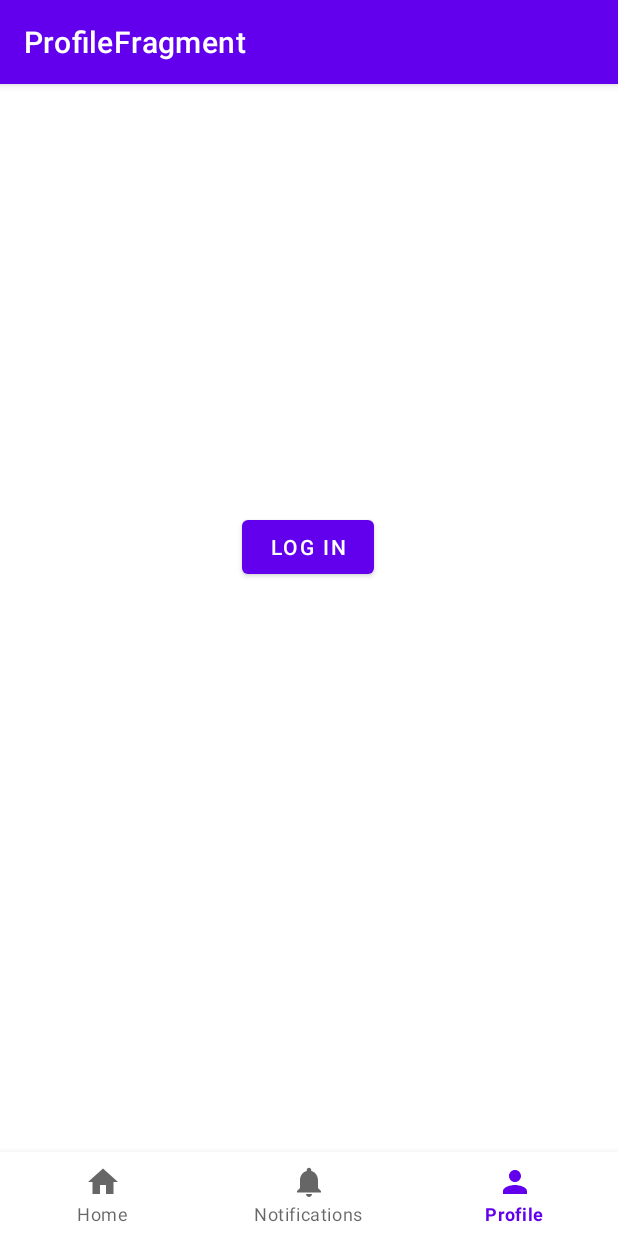
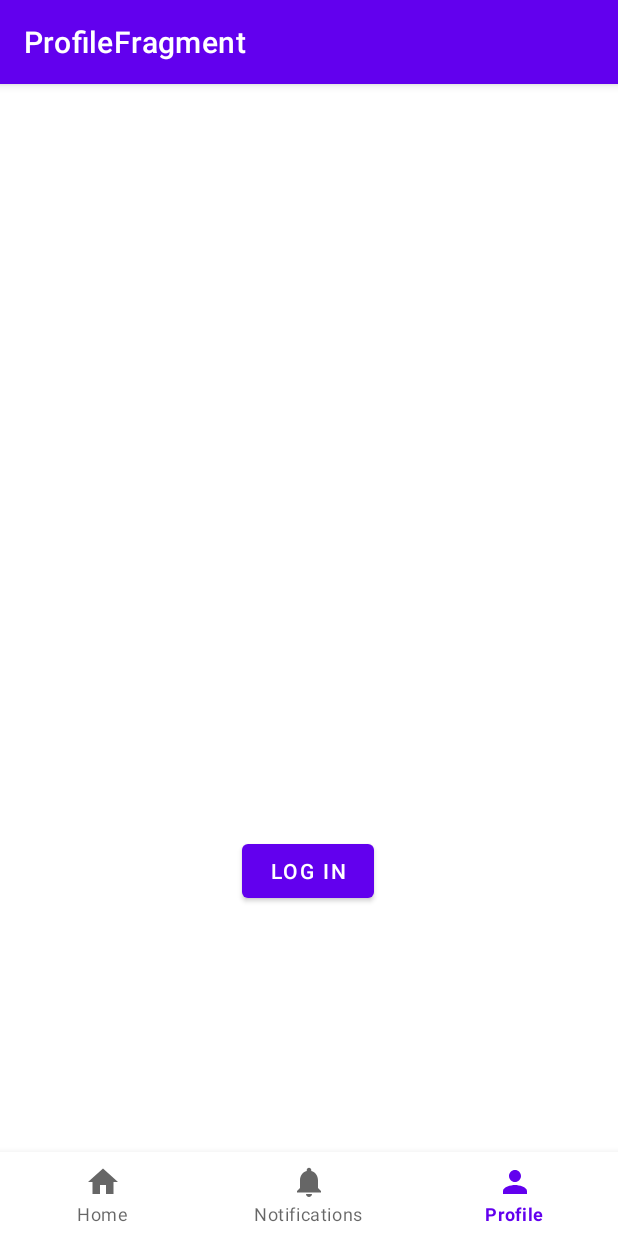
Before and after one commit to nikolomouri/MobAppsFinalyDone, an Android app: the screen it shows after launch (MainActivity), item 3 of the bottom bar chosen, on a phone screen of 412 x 824 dp. Run offline under Robolectric (Android 15) with nearby library versions, the phone set to English and light mode, and no system bars; our stand-ins replace Firebase (no records; nobody signed in at launch, a user with empty details on screens opened directly), navigation-ui.

```diff
--- a/app/src/main/java/com/example/mobappsfinallydone/fragments/ProfileFragment.kt
+++ b/app/src/main/java/com/example/mobappsfinallydone/fragments/ProfileFragment.kt
@@ -2,12 +2,12 @@ package com.example.mobappsfinallydone.fragments
 
 import android.os.Bundle
 import android.view.View
-import android.widget.Button
-import android.widget.EditText
-import android.widget.ImageView
-import android.widget.TextView
+import android.widget.*
 import androidx.fragment.app.Fragment
+import androidx.navigation.Navigation
+import com.bumptech.glide.Glide
 import com.example.mobappsfinallydone.R
+import com.google.firebase.auth.FirebaseAuth
 
 class ProfileFragment:Fragment(R.layout.profile_fragment) {
     private lateinit var profileIV:ImageView
@@ -17,6 +17,8 @@ class ProfileFragment:Fragment(R.layout.profile_fragment) {
     private lateinit var loginButton2:Button
     private lateinit var changeProfileImageButton:Button
     private lateinit var changePassword:Button
+    private lateinit var layout1:LinearLayout
+    private lateinit var mAuth: FirebaseAuth
     override fun onViewCreated(view: View, savedInstanceState: Bundle?) {
         super.onViewCreated(view, savedInstanceState)
         profileIV = view.findViewById(R.id.profileIV)
@@ -25,6 +27,34 @@ class ProfileFragment:Fragment(R.layout.profile_fragment) {
         tVSecondName = view.findViewById(R.id.tVSecondName)
         changeProfileImageButton = view.findViewById(R.id.changeProfileImageButton)
         changePassword = view.findViewById(R.id.changePassword)
+        layout1 = view.findViewById(R.id.layout1)
+        mAuth = FirebaseAuth.getInstance()
+        val navController = Navigation.findNavController(view)
+//        val visible = ProfileFragmentArgs.fromBundle(requireArguments()).action
         loginButton2 = view.findViewById(R.id.loginButton2)
+        loginButton2.setOnClickListener {
+            val toLogin = ProfileFragmentDirections.actionProfileFragmentToLoginFragment()
+            navController.navigate(toLogin)
+        }
+        changePassword.setOnClickListener {
+            val toChangePassword = ProfileFragmentDirections.actionProfileFragmentToChangePasswordFragment()
+            navController.navigate(toChangePassword)
+        }
+        changeProfileImageButton.setOnClickListener {
+            if (eTPhoto.text.isEmpty()){
+                Toast.makeText(this.context ,"The field is empty, if u want to change photo put url in it." ,Toast.LENGTH_LONG).show()
+            }else {
+                Glide.with(this).load(eTPhoto.text).into(profileIV)
+            }
+        }
+//        if (){
+//            layout1.visibility = View.VISIBLE
+//            loginButton2.visibility = View.GONE
+//        }
+//        else{
+//            layout1.visibility = View.INVISIBLE
+//            loginButton2.visibility = View.VISIBLE
+//
+//        }
     }
 }
--- a/app/src/main/res/layout/profile_fragment.xml
+++ b/app/src/main/res/layout/profile_fragment.xml
@@ -6,7 +6,7 @@
     android:layout_height="match_parent">
 
     <LinearLayout
-        android:id="@+id/linearLayout5"
+        android:id="@+id/layout1"
         android:layout_width="match_parent"
         android:layout_height="wrap_content"
         android:layout_marginStart="24dp"
@@ -94,6 +94,6 @@
         app:layout_constraintEnd_toEndOf="parent"
         app:layout_constraintHorizontal_bias="0.498"
         app:layout_constraintStart_toStartOf="parent"
-        app:layout_constraintTop_toBottomOf="@+id/linearLayout5"
-        app:layout_constraintVertical_bias="0.0" />
+        app:layout_constraintTop_toBottomOf="@+id/layout1"
+        app:layout_constraintVertical_bias="0.496" />
 </androidx.constraintlayout.widget.ConstraintLayout>
--- a/app/src/main/res/navigation/nav_graph.xml
+++ b/app/src/main/res/navigation/nav_graph.xml
@@ -32,7 +32,8 @@
         android:label="ProfileFragment" >
         <action
             android:id="@+id/action_profileFragment_to_homeFragment"
-            app:destination="@id/homeFragment" />
+            app:destination="@id/homeFragment">
+        </action>
         <action
             android:id="@+id/action_profileFragment_to_notificationFragment"
             app:destination="@id/notificationFragment" />
@@ -42,6 +43,9 @@
         <action
             android:id="@+id/action_profileFragment_to_changePasswordFragment"
             app:destination="@id/changePasswordFragment" />
+        <argument
+            android:name="action"
+            app:argType="integer"/>
     </fragment>
     <fragment
         android:id="@+id/loginFragment"
@@ -49,7 +53,8 @@
         android:label="LoginFragment" >
         <action
             android:id="@+id/action_loginFragment_to_profileFragment"
-            app:destination="@id/profileFragment" />
+            app:destination="@id/profileFragment" >
+        </action>
         <action
             android:id="@+id/action_loginFragment_to_registrationFragment"
             app:destination="@id/registrationFragment" />
```
Also changed, not shown: app/build.gradle (+4 -3 lines), app/src/main/java/com/example/mobappsfinallydone/fragments/LoginFragment.kt (+34 -0 lines), build.gradle (+3 -4 lines), gradle/wrapper/gradle-wrapper.properties.
